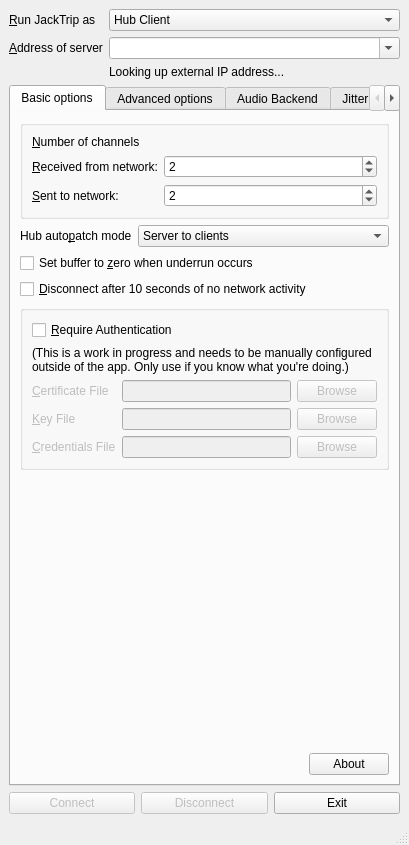
The window that src/gui/qjacktrip.ui (jacktrip/jacktrip) describes before a commit, drawn with Qt 5.
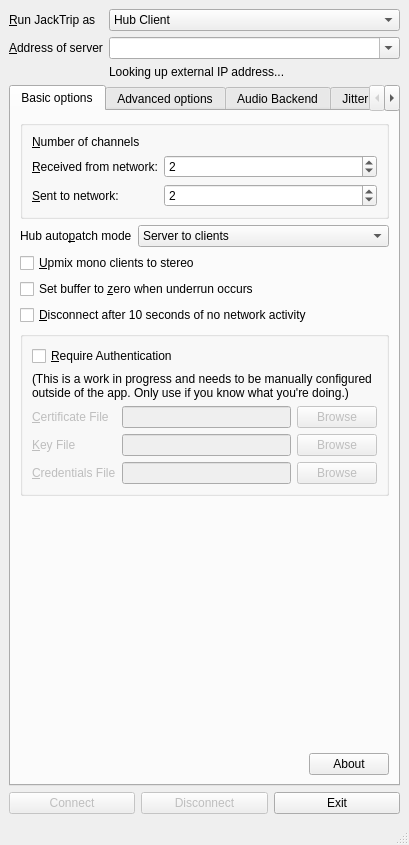
The same window after the commit. Icons and pictures are not drawn.

Commit message:
Add an option to upmix mono clients when patching
Add an option in the GUI and command line (-u, --upmix) to allow for mono clients to be upmixed to stereo in the built in hub server patch modes.

What changed in the file:
```diff
--- a/src/gui/qjacktrip.ui
+++ b/src/gui/qjacktrip.ui
@@ -484,6 +484,13 @@
           </property>
          </widget>
         </item>
+        <item row="4" column="0" colspan="3">
+         <widget class="QCheckBox" name="upmixCheckBox">
+          <property name="text">
+           <string>&amp;Upmix mono clients to stereo</string>
+          </property>
+         </widget>
+        </item>
        </layout>
       </widget>
       <widget class="QWidget" name="advancedTab">
```
Left out of the diff: 2 changed lines with no effect on the pictures. The commit also changes 7 other files.
